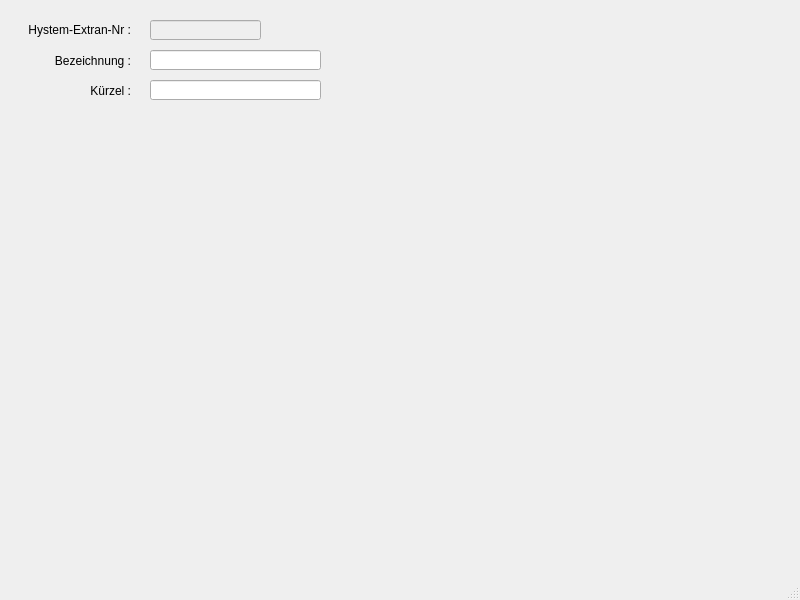
Above: templates/entwaesserungsart.ui from hoettges/QKan before the change. Below: the same form after it.
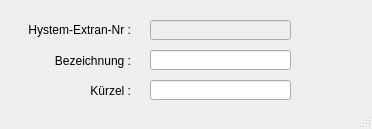
That is the form after the change.

What changed in the file:
```diff
--- a/templates/entwaesserungsart.ui
+++ b/templates/entwaesserungsart.ui
@@ -6,8 +6,8 @@
    <rect>
     <x>0</x>
     <y>0</y>
-    <width>800</width>
-    <height>600</height>
+    <width>372</width>
+    <height>129</height>
    </rect>
   </property>
   <property name="windowTitle">
@@ -57,7 +57,7 @@
      <rect>
       <x>150</x>
       <y>20</y>
-      <width>111</width>
+      <width>141</width>
       <height>20</height>
      </rect>
     </property>
@@ -79,7 +79,7 @@
      <rect>
       <x>150</x>
       <y>50</y>
-      <width>171</width>
+      <width>141</width>
       <height>20</height>
      </rect>
     </property>
@@ -108,7 +108,7 @@
      <rect>
       <x>150</x>
       <y>80</y>
-      <width>171</width>
+      <width>141</width>
       <height>20</height>
      </rect>
     </property>
```
